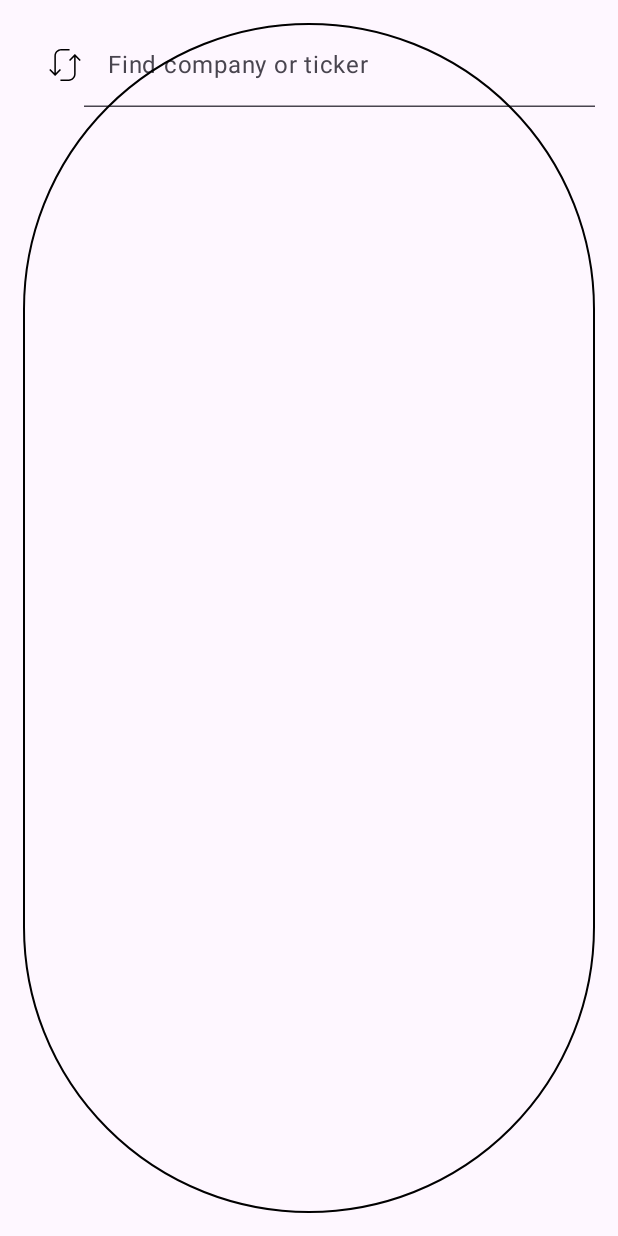
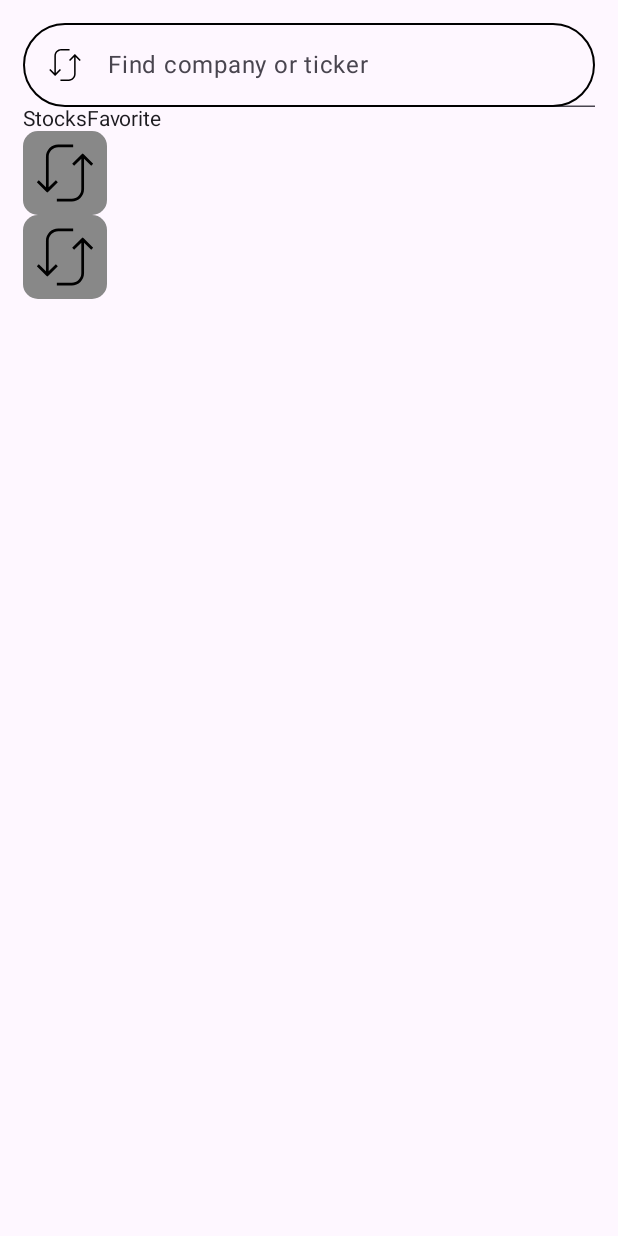
Before and after one commit to mobilefirstacademy/Batch2_StockApp, an Android app built with Jetpack Compose: the fragment StocksFragment shown on its own in the app's theme, on a phone screen of 412 x 824 dp. Run offline under Robolectric (Android 15) with nearby library versions, the phone set to English and light mode, and no system bars.

Commit message:
add: add Tabs and begin list of Stocks

```diff
--- a/features/home/presentation/src/main/java/com/example/presentation/ui/StocksFragment.kt
+++ b/features/home/presentation/src/main/java/com/example/presentation/ui/StocksFragment.kt
@@ -5,42 +5,30 @@ import androidx.fragment.app.Fragment
 import android.view.LayoutInflater
 import android.view.View
 import android.view.ViewGroup
-import androidx.compose.animation.animateColorAsState
-import androidx.compose.animation.animateContentSize
 import androidx.compose.foundation.Image
 import androidx.compose.foundation.background
 import androidx.compose.foundation.border
-import androidx.compose.foundation.clickable
 import androidx.compose.foundation.layout.Column
-import androidx.compose.foundation.layout.PaddingValues
 import androidx.compose.foundation.layout.Row
-import androidx.compose.foundation.layout.Spacer
 import androidx.compose.foundation.layout.fillMaxWidth
 import androidx.compose.foundation.layout.padding
 import androidx.compose.foundation.layout.size
-import androidx.compose.foundation.layout.width
+import androidx.compose.foundation.lazy.LazyColumn
+import androidx.compose.foundation.lazy.items
 import androidx.compose.foundation.shape.CircleShape
+import androidx.compose.foundation.shape.RoundedCornerShape
 import androidx.compose.material3.MaterialTheme
 import androidx.compose.material3.Surface
 import androidx.compose.material3.Text
 import androidx.compose.material3.TextField
-import androidx.compose.material3.TextFieldColors
 import androidx.compose.material3.TextFieldDefaults
-import androidx.compose.material3.contentColorFor
 import androidx.compose.runtime.Composable
-import androidx.compose.runtime.getValue
-import androidx.compose.runtime.mutableStateOf
-import androidx.compose.runtime.remember
-import androidx.compose.runtime.setValue
 import androidx.compose.ui.Modifier
-import androidx.compose.ui.draw.clip
 import androidx.compose.ui.graphics.Color
-import androidx.compose.ui.graphics.painter.Painter
 import androidx.compose.ui.platform.ComposeView
 import androidx.compose.ui.res.painterResource
 import androidx.compose.ui.tooling.preview.Preview
 import androidx.compose.ui.unit.dp
-import androidx.constraintlayout.widget.Placeholder
 import com.example.home.R
 
 // TODO: Rename parameter arguments, choose names that match
@@ -100,6 +88,17 @@ class StocksFragment : Fragment() {
     }
 }
 
+class Stock(
+    ticker: String,
+    name: String,
+    price: Double,
+    diff: Double
+)
+val basicStocks = listOf(
+    Stock("YNDX", "Yandex, LCC", 4764.6, 1.15),
+    Stock("AAPL", "Apple Inc.", 131.93, 1.15),
+)
+
 @Preview
 @Composable
 fun PreviewStockPage() {
@@ -113,13 +112,12 @@ fun StocksPage() {
     Surface(
         Modifier.padding(15.dp)
     ) {
-        // поисковая строка
-        InputSearch("Find company or ticker",)
-        // TODO: вкладки
-
-        // TODO: список тикеров
-        // TODO:
-
+        Column {
+            InputSearch("Find company or ticker") // поисковая строка
+            Tabs(tabs = listOf("Stocks", "Favorite")) // вкладки
+            StocksList(stocks = basicStocks)// TODO: список тикеров
+            // TODO:
+        }
     }
 }
 
@@ -133,7 +131,9 @@ fun InputSearch(placeholder: String, value: String = "") {
         )
     ) {
         Image(
-            modifier = Modifier.padding(15.dp, 15.dp, 0.dp, 15.dp).size(25.dp),
+            modifier = Modifier
+                .padding(15.dp, 15.dp, 0.dp, 15.dp)
+                .size(25.dp),
             painter = painterResource(id = R.drawable.refresh_icon), // TODO: change picture
             contentDescription = "searching icon",
         )
@@ -151,3 +151,42 @@ fun InputSearch(placeholder: String, value: String = "") {
         )
     }
 }
+
+@Composable
+fun Tabs(tabs: List<String>) {
+    Surface{
+        Row {
+            tabs.forEach {
+                Tab(it)
+            }
+        }
+    }
+}
+
+@Composable
+fun Tab(name: String) {
+    Text(text = name)
+}
+
+@Composable
+fun StocksList(stocks: List<Stock>) {
+    LazyColumn {
+        items(stocks) {stock ->
+            StockItem(stock)
+        }
+    }
+}
+
+@Composable
+fun StockItem(stock: Stock) {
+    Row(modifier = Modifier.background(color = Color.Gray, shape = RoundedCornerShape(10.dp)),){
+        Image(
+            modifier = Modifier
+                .padding(5.dp)
+                .size(45.dp)
+            ,
+            painter = painterResource(id = R.drawable.refresh_icon), // TODO: change picture
+            contentDescription = "searching icon",
+        )
+    }
+}
```
